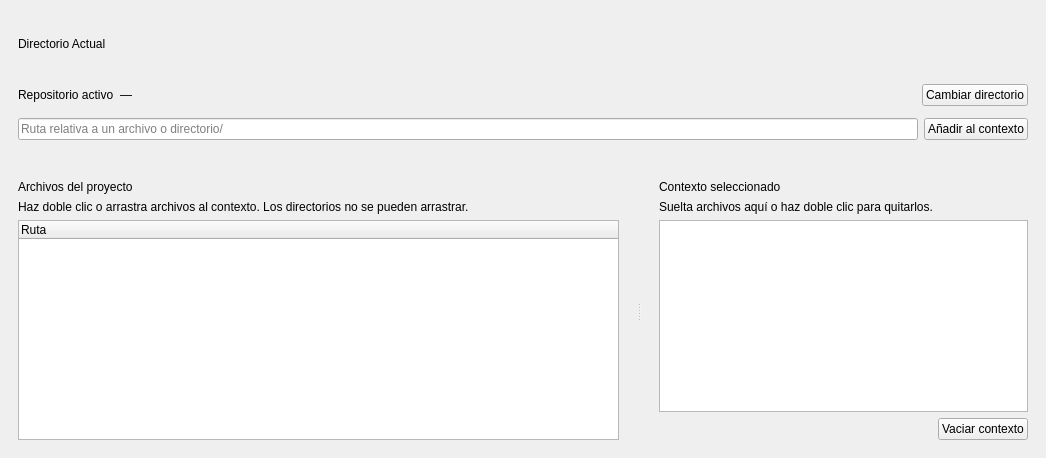
The window that ui_pyqt/forms/workspace_page.ui (CHOP4NCHO/refi_alpha) describes before a commit, drawn with Qt 5.
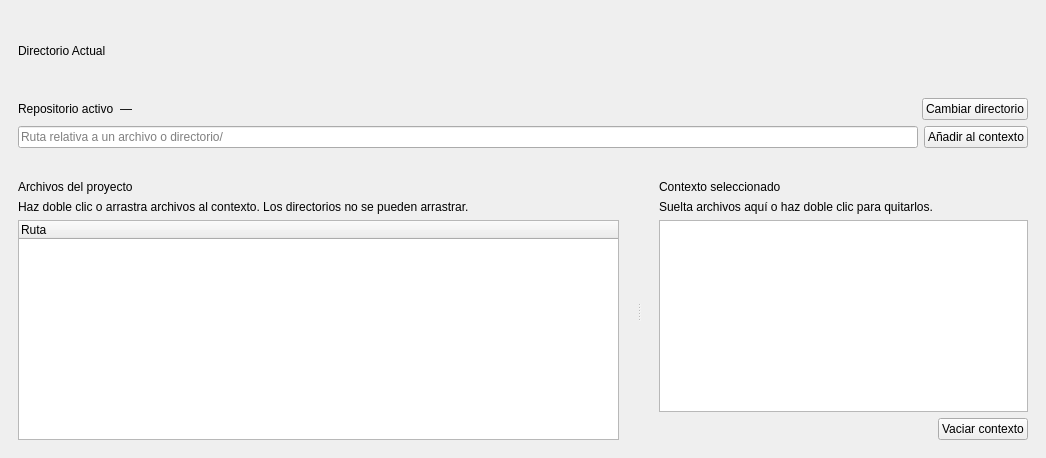
The same window after the commit.

Diff of the .ui file:
```diff
--- a/ui_pyqt/forms/workspace_page.ui
+++ b/ui_pyqt/forms/workspace_page.ui
@@ -30,19 +30,19 @@
      </property>
       <layout class="QVBoxLayout" name="workspaceCardLayout">
        <property name="spacing">
-        <number>12</number>
+        <number>6</number>
        </property>
        <property name="leftMargin">
         <number>18</number>
        </property>
        <property name="topMargin">
-        <number>16</number>
+        <number>10</number>
        </property>
        <property name="rightMargin">
         <number>18</number>
        </property>
        <property name="bottomMargin">
-        <number>18</number>
+        <number>10</number>
        </property>
       <item>
        <widget class="QLabel" name="workspaceTitle">
```
